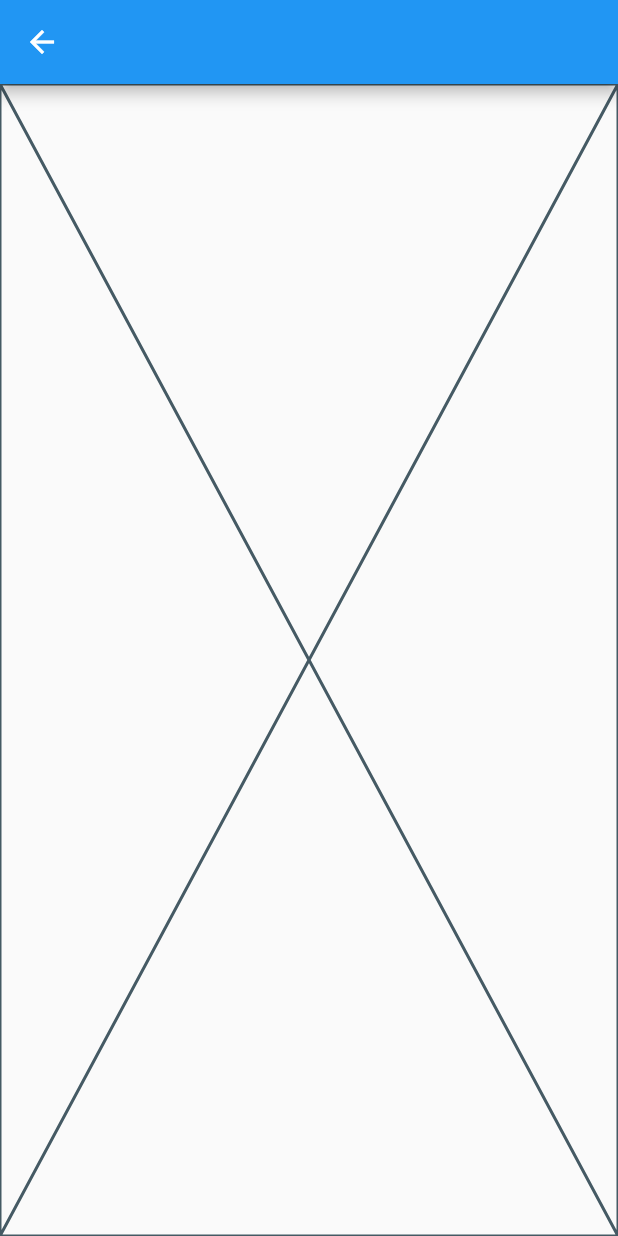
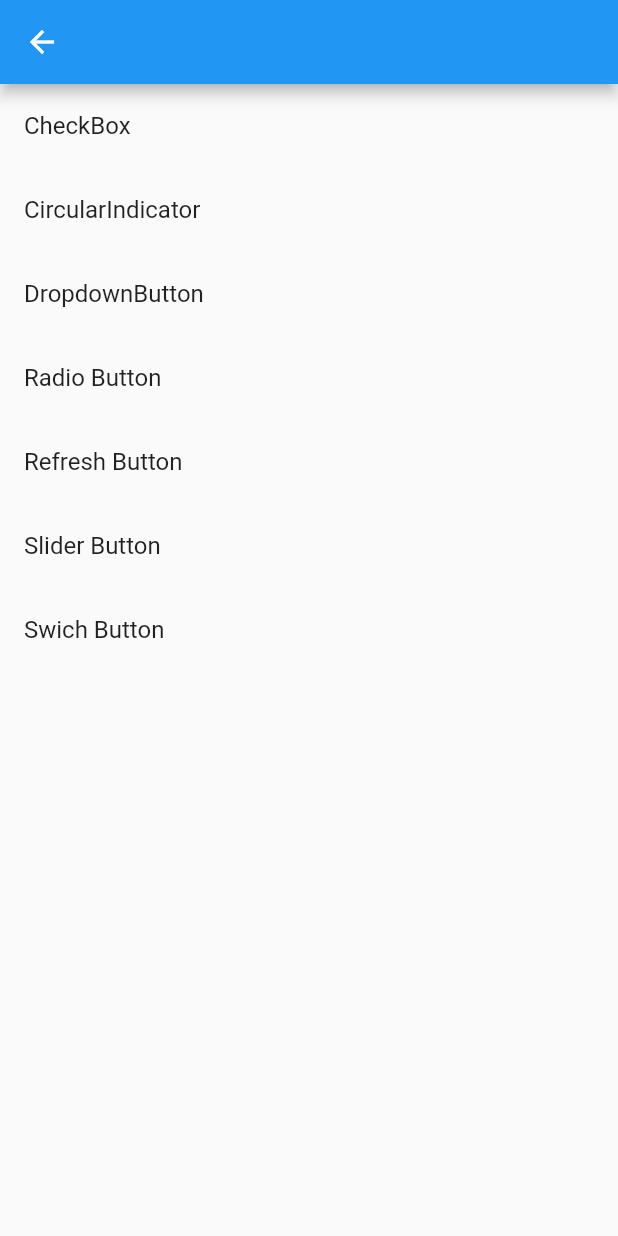
Before and after one commit to zwethu/Flutter-Wigets-Trial, a Flutter app: the MaterialWidgetsScreen screen opened by its route, on a phone screen of 412 x 824 dp. Run offline on Flutter 3.47's test engine with Material 2 defaults, Android fonts, the phone set to English and light mode, and no system bars; our stand-ins replace file_picker, image_picker; generated files the repository leaves out were written again.

Commit message:
finished changes

```diff
--- a/lib/main.dart
+++ b/lib/main.dart
@@ -1,6 +1,7 @@
 import 'package:flutter/material.dart';
 import 'package:provider/provider.dart';
 import 'package:widgets_testing/basic_widgets/basic_widgets.dart';
+import 'package:widgets_testing/material_widgets/material_widgets.dart';
 import 'package:widgets_testing/l10n/l10n.dart';
 import 'package:widgets_testing/models/provider/language_provider.dart';
 import 'package:flutter_gen/gen_l10n/app_localizations.dart';
@@ -36,7 +37,7 @@ class MyApp extends StatelessWidget {
             '/background_image': (context) => const BackgroundImageTest(),
             '/checkbox': (context) => const CheckBoxTest(),
             '/circular_progress_indicator': (context) =>
-                const CircularProgressIndicator(),
+                const CircularBar(),
             '/dropdown_button': (context) => const DropdownBox(),
             '/gridview': (context) => const GridviewBuilderTest(),
             '/listview': (context) => const ListviewTest(),
--- a/lib/basic_widgets/checkbox_test.dart
+++ b/lib/material_widgets/checkbox_test.dart
@@ -24,7 +24,7 @@ class _CheckBoxTestState extends State<CheckBoxTest> {
                 leading: Text(
                   titles[index],
                 ),
-                title: Checkbox(
+                trailing: Checkbox(
                   value: values[index],
                   onChanged: (a) {
                     setState(
--- /dev/null
+++ b/lib/material_widgets/material_widgets.dart
@@ -0,0 +1,8 @@
+export 'package:widgets_testing/basic_widgets/gridview_builder_test.dart';
+export 'package:widgets_testing/material_widgets/refresh_button_test.dart';
+export 'package:widgets_testing/material_widgets/slider_test.dart';
+export 'package:widgets_testing/material_widgets/switch_test.dart';
+export 'package:widgets_testing/material_widgets/checkbox_test.dart';
+export 'package:widgets_testing/material_widgets/dropdown_button.dart';
+export 'package:widgets_testing/material_widgets/radio_button.dart';
+export 'package:widgets_testing/material_widgets/circular_progress_indicator_test.dart';
--- a/lib/screens/drawer_screen.dart
+++ b/lib/screens/drawer_screen.dart
@@ -27,7 +27,7 @@ class _DrawerScreenState extends State<DrawerScreen> {
           child: ListView.builder(
             physics: const BouncingScrollPhysics(),
             itemCount: items.length,
-            itemBuilder: ((context, index) {
+            itemBuilder: (context, index) {
               return InkWell(
                 onTap: () {
                   Navigator.pushNamed(context, items[index].routeName);
@@ -38,7 +38,7 @@ class _DrawerScreenState extends State<DrawerScreen> {
                   ),
                 ),
               );
-            }),
+            },
           ),
         ),
       ),
--- a/lib/screens/material_widgets_screen.dart
+++ b/lib/screens/material_widgets_screen.dart
@@ -1,4 +1,5 @@
 import 'package:flutter/material.dart';
+import 'package:widgets_testing/models/data_model/widget_item.dart';
 
 class MaterialWidgetsScreen extends StatefulWidget {
   const MaterialWidgetsScreen({Key? key}) : super(key: key);
@@ -8,11 +9,35 @@ class MaterialWidgetsScreen extends StatefulWidget {
 }
 
 class _MaterialWidgetsScreenState extends State<MaterialWidgetsScreen> {
+  List<WidgetItem> items = [
+    WidgetItem('CheckBox', '/checkbox'),
+    WidgetItem('CircularIndicator', '/circular_progress_indicator'),
+    WidgetItem('DropdownButton', '/dropdown_button'),
+    WidgetItem('Radio Button', '/radio_button'),
+    WidgetItem('Refresh Button', '/refresh_button'),
+    WidgetItem('Slider Button', '/slider'),
+    WidgetItem('Swich Button', '/switch'),
+  ];
   @override
   Widget build(BuildContext context) {
     return Scaffold(
       appBar: AppBar(),
-      body: Placeholder(),
+      body: ListView.builder(
+        physics: const BouncingScrollPhysics(),
+        itemCount: items.length,
+        itemBuilder: ((context, index) {
+          return InkWell(
+            onTap: () {
+              Navigator.pushNamed(context, items[index].routeName);
+            },
+            child: ListTile(
+              title: Text(
+                items[index].title,
+              ),
+            ),
+          );
+        }),
+      ),
     );
   }
 }
```
Also changed, not shown: lib/basic_widgets/basic_widgets.dart (+0 -7 lines), lib/basic_widgets/gridview_builder_test.dart (+7 -3 lines), lib/material_widgets/circular_progress_indicator_test.dart (renamed from lib/basic_widgets/circular_progress_indicator_test.dart, +9 -7 lines), lib/material_widgets/refresh_button_test.dart (renamed from lib/basic_widgets/refresh_button_test.dart, +6 -5 lines), lib/screens/basic_widgets_screen.dart (+1 -8 lines), lib/cupertino_widgets/cupertino_widgets.dart (added), lib/material_widgets/dropdown_button.dart (renamed from lib/basic_widgets/dropdown_button.dart), lib/material_widgets/radio_button.dart (renamed from lib/basic_widgets/radio_button.dart), lib/material_widgets/slider_test.dart (renamed from lib/basic_widgets/slider_test.dart), lib/material_widgets/switch_test.dart (renamed from lib/basic_widgets/switch_test.dart).
